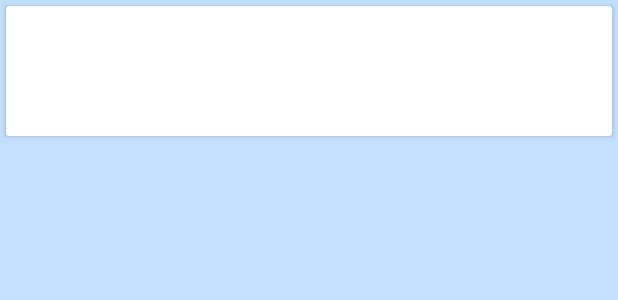
After one commit to EpiphX/FileManager, an Android app: the layout credit_cell.xml on its own in the app's theme, with its tools: preview values and no code run, on a phone screen of 412 x 824 dp. The commit adds this screen. Shown: the top 300 px of the screen. Run offline under Robolectric (Android 15) with nearby library versions, the phone set to English and light mode, and no system bars.

Commit message:
Update credit cell layout to include a name and description textview.
Refactor CreditModel to include fields for name and description.

```diff
--- a/app/src/main/java/cj/com/fileexplorer/views/DirectoryView.java
+++ b/app/src/main/java/cj/com/fileexplorer/views/DirectoryView.java
@@ -5,11 +5,13 @@ import android.content.Context;
 import java.util.ArrayList;
 
 import cj.com.filemanager.models.FileModel;
+import cj.com.fileexplorer.presenters.DirectoryPresenter;
 
 /**
- * Created by EpiphX on 1/14/18.
+ * View that serves to display directories and their contents.
+ *
+ * Paired with a directory presenter {@link DirectoryPresenter}
  */
-
 public interface DirectoryView {
     void changeGridToList();
     void changeListToGrid();
--- /dev/null
+++ b/app/src/main/res/layout/credit_cell.xml
@@ -0,0 +1,33 @@
+<?xml version="1.0" encoding="utf-8"?>
+<android.support.v7.widget.CardView
+    xmlns:android="http://schemas.android.com/apk/res/android"
+    xmlns:tools="http://schemas.android.com/tools"
+    android:layout_width="match_parent"
+    android:layout_height="wrap_content"
+    xmlns:app="http://schemas.android.com/apk/res-auto"
+    android:layout_margin="4dp">
+
+    <android.support.constraint.ConstraintLayout
+        android:layout_width="match_parent"
+        android:layout_height="wrap_content"
+        android:padding="@dimen/standard_padding">
+
+        <TextView
+            android:id="@+id/creditNameTextView"
+            android:layout_width="wrap_content"
+            android:layout_height="wrap_content"
+            android:textStyle="bold"
+            app:layout_constraintTop_toTopOf="parent"
+            app:layout_constraintLeft_toLeftOf="parent"
+            app:layout_constraintVertical_bias="0"
+            />
+
+        <TextView
+            android:id="@+id/creditDescriptionTextView"
+            android:layout_width="wrap_content"
+            android:layout_height="wrap_content"
+            android:layout_margin="@dimen/activity_horizontal_margin"
+            app:layout_constraintTop_toBottomOf="@id/creditNameTextView"/>
+
+    </android.support.constraint.ConstraintLayout>
+</android.support.v7.widget.CardView>
--- a/filemanager/src/main/java/cj/com/filemanager/comparators/FileDirectoryComparator.java
+++ b/filemanager/src/main/java/cj/com/filemanager/comparators/FileDirectoryComparator.java
@@ -4,9 +4,8 @@ import java.io.File;
 import java.util.Comparator;
 
 /**
- * Created by EpiphX on 1/22/18.
+ * Comparator that will sort first by if a file is a directory and then alphabetically.
  */
-
 public class FileDirectoryComparator implements Comparator<File> {
     @Override
     public int compare(File fileA, File fileB) {
--- a/filemanager/src/main/java/cj/com/filemanager/comparators/FileNameComparator.java
+++ b/filemanager/src/main/java/cj/com/filemanager/comparators/FileNameComparator.java
@@ -4,6 +4,9 @@ import java.util.Comparator;
 
 import cj.com.filemanager.models.FileModel;
 
+/**
+ * Comparator that will sort all files by name alphabetically.
+ */
 public class FileNameComparator implements Comparator<FileModel> {
     @Override
     public int compare(FileModel a, FileModel b) {
--- a/filemanager/src/main/java/cj/com/filemanager/encryption/CryptoUtils.java
+++ b/filemanager/src/main/java/cj/com/filemanager/encryption/CryptoUtils.java
@@ -1,7 +1,4 @@
 package cj.com.filemanager.encryption;
-
-
-import android.media.MediaCodec;
 
 import java.io.File;
 import java.io.FileInputStream;
@@ -28,11 +25,13 @@ public class CryptoUtils {
 
     public static void encrypt(String key, File inputFile, File outputFile)
             throws GeneralSecurityException {
+        // I need to make the key 256 bits... Perhaps by using some hash algorithm?
         doCrypto(Cipher.ENCRYPT_MODE, key, inputFile, outputFile);
     }
 
     public static void decrypt(String key, File inputFile, File outputFile)
             throws GeneralSecurityException {
+        // I need to make the key 256 bits... Perhaps by using some hash algorithm?
         doCrypto(Cipher.DECRYPT_MODE, key, inputFile, outputFile);
     }
 
--- a/filemanager/src/main/java/cj/com/filemanager/models/FileModel.java
+++ b/filemanager/src/main/java/cj/com/filemanager/models/FileModel.java
@@ -5,9 +5,11 @@ import java.io.File;
 import cj.com.filemanager.FileIcon;
 
 /**
- * Created by EpiphX on 1/14/18.
+ * Model that contains a file and its respective file icon.
+ *
+ * @see FileIcon for how a files icon is specified.
+ * @see File
  */
-
 public class FileModel {
     private File mFile;
     private FileIcon mFileIcon;
```
Also changed, not shown: app/src/main/java/cj/com/fileexplorer/adapters/CreditsAdapter.java (+13 -7 lines), app/src/main/java/cj/com/fileexplorer/models/CreditModel.java (+11 -1 lines), app/src/main/java/cj/com/fileexplorer/presenters/CreditsPresenter.java (+32 -4 lines), app/src/main/res/layout/flat_icon_credit_cell.xml (deleted, +0 -18 lines).
